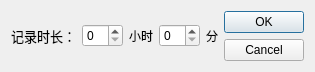
First picture: the form in hello_world/linx_monitor/gui/timer_Dialog.ui, repository WatsonJay/python_test, before the edit.
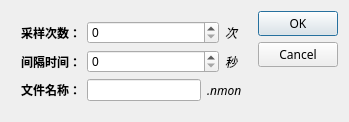
Second picture: the form after the edit.

```diff
--- a/hello_world/linx_monitor/gui/timer_Dialog.ui
+++ b/hello_world/linx_monitor/gui/timer_Dialog.ui
@@ -6,53 +6,149 @@
    <rect>
     <x>0</x>
     <y>0</y>
-    <width>312</width>
-    <height>70</height>
+    <width>349</width>
+    <height>116</height>
    </rect>
   </property>
   <property name="windowTitle">
    <string>Dialog</string>
   </property>
-  <layout class="QHBoxLayout" name="horizontalLayout_2" stretch="7,3">
+  <layout class="QHBoxLayout" name="horizontalLayout_2" stretch="0,3">
    <item>
-    <layout class="QHBoxLayout" name="horizontalLayout" stretch="1,2,1,2,1">
-     <item>
+    <layout class="QFormLayout" name="formLayout">
+     <property name="leftMargin">
+      <number>10</number>
+     </property>
+     <property name="topMargin">
+      <number>10</number>
+     </property>
+     <property name="rightMargin">
+      <number>10</number>
+     </property>
+     <property name="bottomMargin">
+      <number>10</number>
+     </property>
+     <item row="0" column="0">
       <widget class="QLabel" name="label">
        <property name="font">
         <font>
          <family>微软雅黑</family>
-         <pointsize>10</pointsize>
+         <pointsize>9</pointsize>
+         <weight>75</weight>
+         <italic>false</italic>
+         <bold>true</bold>
         </font>
        </property>
        <property name="text">
-        <string>记录时长：</string>
+        <string>采样次数：</string>
        </property>
       </widget>
      </item>
-     <item>
-      <widget class="QSpinBox" name="hour_spinBox"/>
-     </item>
-     <item>
+     <item row="1" column="0">
       <widget class="QLabel" name="label_2">
+       <property name="font">
+        <font>
+         <family>微软雅黑</family>
+         <pointsize>9</pointsize>
+         <weight>75</weight>
+         <italic>false</italic>
+         <bold>true</bold>
+        </font>
+       </property>
        <property name="text">
-        <string>小时</string>
+        <string>间隔时间：</string>
        </property>
       </widget>
      </item>
-     <item>
-      <widget class="QSpinBox" name="min_spinBox"/>
-     </item>
-     <item>
+     <item row="2" column="0">
       <widget class="QLabel" name="label_3">
+       <property name="font">
+        <font>
+         <family>微软雅黑</family>
+         <pointsize>9</pointsize>
+         <weight>75</weight>
+         <italic>false</italic>
+         <bold>true</bold>
+        </font>
+       </property>
        <property name="text">
-        <string>分</string>
+        <string>文件名称：</string>
        </property>
       </widget>
      </item>
+     <item row="0" column="1">
+      <layout class="QHBoxLayout" name="horizontalLayout" stretch="9,1">
+       <item>
+        <widget class="QSpinBox" name="tap_spinBox"/>
+       </item>
+       <item>
+        <widget class="QLabel" name="label_6">
+         <property name="font">
+          <font>
+           <family>微软雅黑</family>
+           <italic>true</italic>
+          </font>
+         </property>
+         <property name="text">
+          <string>次</string>
+         </property>
+        </widget>
+       </item>
+      </layout>
+     </item>
+     <item row="1" column="1">
+      <layout class="QHBoxLayout" name="horizontalLayout_3" stretch="9,1">
+       <item>
+        <widget class="QSpinBox" name="time_spinBox"/>
+       </item>
+       <item>
+        <widget class="QLabel" name="label_5">
+         <property name="font">
+          <font>
+           <family>微软雅黑</family>
+           <italic>true</italic>
+          </font>
+         </property>
+         <property name="text">
+          <string>秒</string>
+         </property>
+        </widget>
+       </item>
+      </layout>
+     </item>
+     <item row="2" column="1">
+      <layout class="QHBoxLayout" name="horizontalLayout_4">
+       <item>
+        <widget class="QLineEdit" name="fileName_lineEdit"/>
+       </item>
+       <item>
+        <widget class="QLabel" name="label_4">
+         <property name="font">
+          <font>
+           <family>微软雅黑</family>
+           <italic>true</italic>
+          </font>
+         </property>
+         <property name="text">
+          <string>.nmon</string>
+         </property>
+        </widget>
+       </item>
+      </layout>
+     </item>
     </layout>
    </item>
    <item>
     <widget class="QDialogButtonBox" name="buttonBox">
+     <property name="font">
+      <font>
+       <family>微软雅黑</family>
+       <weight>50</weight>
+       <italic>false</italic>
+       <bold>false</bold>
+       <kerning>true</kerning>
+      </font>
+     </property>
      <property name="orientation">
       <enum>Qt::Vertical</enum>
      </property>
```
Left out of the diff: 2 changed lines with no effect on the pictures.
